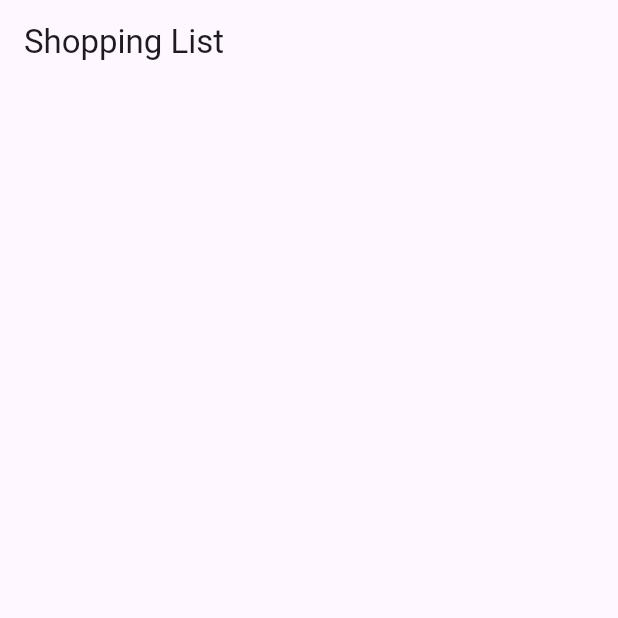
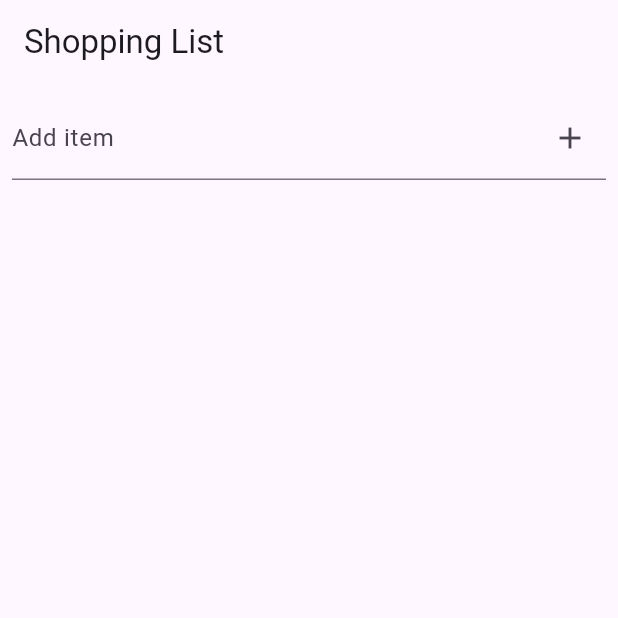
Before and after one commit to FMABrotherhoodX/Recipe-Meal-Planning, a Flutter app: the ShoppingListScreen screen opened directly, on a phone screen of 412 x 824 dp, the top half of it. Run offline on Flutter 3.47's test engine with Material 3 defaults, Android fonts, the phone set to English and light mode, and no system bars.

Commit message:
Added functionality with Shopping List Screen and added file Shopping List titem
Added a Shopping List Function of adding items manually and checkmarking items needed. Added a file to help with the shopping list to make it easier to add items

Co-Authored-By: jcaviness1 <109058376+jcaviness1@users.noreply.github.com>

```diff
--- a/recipe_mealplanning/lib/Screens/shopping_list_screen.dart
+++ b/recipe_mealplanning/lib/Screens/shopping_list_screen.dart
@@ -1,12 +1,73 @@
 import 'package:flutter/material.dart';
+import 'package:recipe_mealplanning/shopping_list_item.dart';
 
-class ShoppingListScreen extends StatelessWidget {
+class ShoppingListScreen extends StatefulWidget {
+  @override
+  _ShoppingListScreenState createState() => _ShoppingListScreenState();
+}
+
+class _ShoppingListScreenState extends State<ShoppingListScreen> {
+  final List<ShoppingListItem> _items = [];
+  final TextEditingController _controller = TextEditingController();
+
+  void _addItem() {
+    if (_controller.text.isNotEmpty) {
+      setState(() {
+        _items.add(ShoppingListItem(name: _controller.text));
+        _controller.clear();
+      });
+    }
+  }
+
+  void _toggleItemChecked(int index) {
+    setState(() {
+      _items[index].isChecked = !_items[index].isChecked;
+    });
+  }
+
   @override
   Widget build(BuildContext context) {
     return Scaffold(
       appBar: AppBar(
-        title: const Text('Shopping List'),
+        title: Text("Shopping List"),
+      ),
+      body: Column(
+        children: [
+          Padding(
+            padding: EdgeInsets.all(8.0),
+            child: TextField(
+              controller: _controller,
+              decoration: InputDecoration(
+                labelText: 'Add item',
+                suffixIcon: IconButton(
+                  icon: Icon(Icons.add),
+                  onPressed: _addItem,
+                ),
+              ),
+              onSubmitted: (_) => _addItem(),
+            ),
+          ),
+          Expanded(
+            child: ListView.builder(
+              itemCount: _items.length,
+              itemBuilder: (context, index) {
+                final item = _items[index];
+                return CheckboxListTile(
+                  title: Text(item.name),
+                  value: item.isChecked,
+                  onChanged: (_) => _toggleItemChecked(index),
+                );
+              },
+            ),
+          ),
+        ],
       ),
     );
   }
+
+  @override
+  void dispose() {
+    _controller.dispose();
+    super.dispose();
+  }
 }
--- /dev/null
+++ b/recipe_mealplanning/lib/shopping_list_item.dart
@@ -0,0 +1,6 @@
+class ShoppingListItem {
+  String name;
+  bool isChecked;
+
+  ShoppingListItem({required this.name, this.isChecked = false});
+}
```
